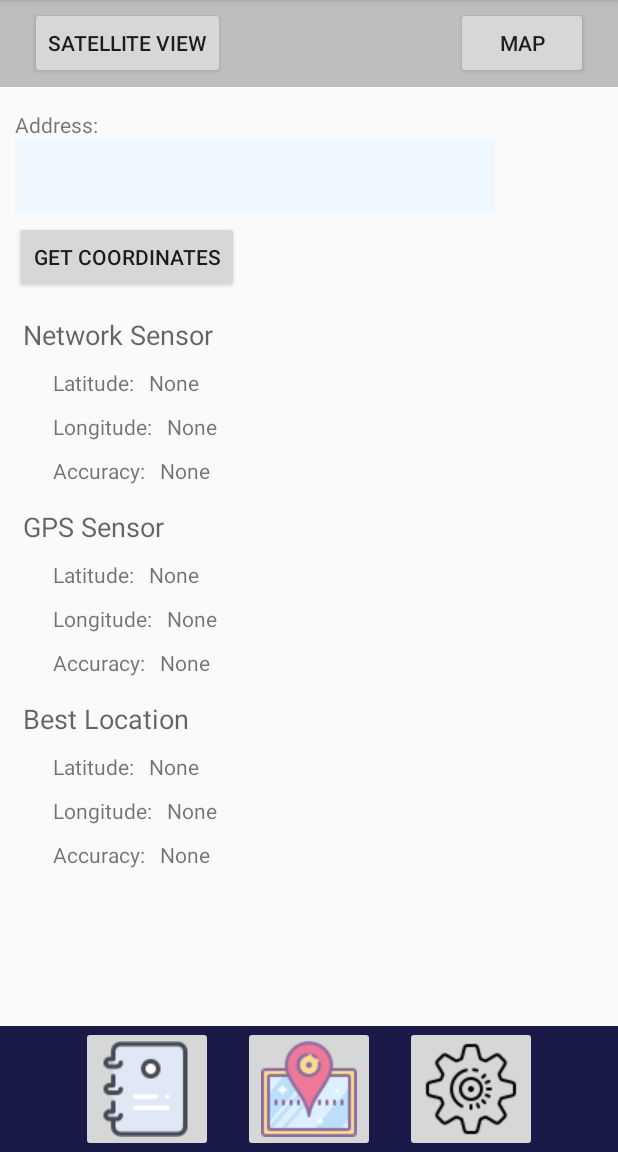
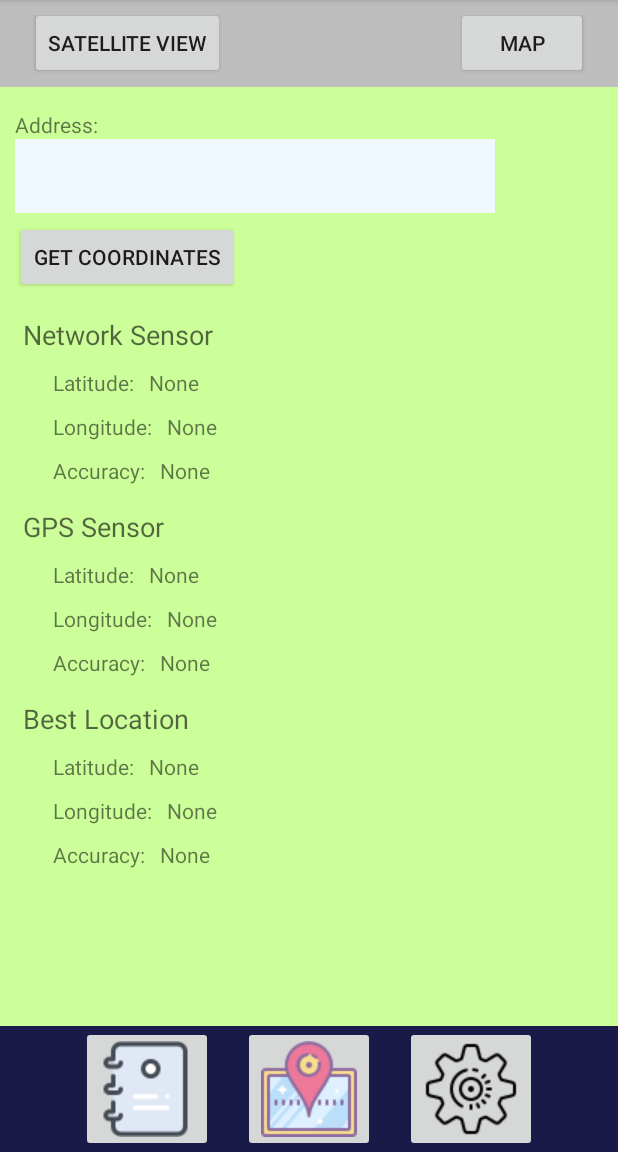
Before and after one commit to pkim17/MyContactList, an Android app: the ContactCoordinateActivity screen opened directly, with no data from a screen before it, on a phone screen of 412 x 824 dp, the part 84-1236 px from its top. Run offline under Robolectric (Android 15) with nearby library versions, the phone set to English and light mode, and no system bars.

```diff
--- a/app/src/main/java/com/example/mycontactlist/ContactCoordinateActivity.java
+++ b/app/src/main/java/com/example/mycontactlist/ContactCoordinateActivity.java
@@ -13,6 +13,7 @@ import android.os.Bundle;
 import android.view.View;
 import android.widget.Button;
 import android.widget.ImageButton;
+import android.widget.ScrollView;
 import android.widget.TextView;
 import android.widget.Toast;
 
@@ -41,6 +42,27 @@ public class ContactCoordinateActivity extends AppCompatActivity {
         initGetLocationButton();
         initReturnToMapButton();
 
+
+    }
+
+    @Override
+    public void onResume() {
+        super.onResume();
+
+
+        String setColor = getSharedPreferences("MyContactListPreferences", Context.MODE_PRIVATE)
+                .getString("setcolor", "light green");
+        ScrollView scrollView = (ScrollView) findViewById(R.id.scrollView_Lat_Lng_Acc);
+        if (setColor.equalsIgnoreCase("light green")) {
+            scrollView.setBackgroundResource(R.color.exercise_radio_color_light_green);
+
+        } else if (setColor.equalsIgnoreCase("gold")) {
+            scrollView.setBackgroundResource(R.color.exercise_radio_color_gold);
+
+        } else {
+            scrollView.setBackgroundResource(R.color.exercise_radio_color_light_purple);
+
+        }
 
     }
 
--- a/app/src/main/res/layout/view_lat_lng_acc.xml
+++ b/app/src/main/res/layout/view_lat_lng_acc.xml
@@ -87,6 +87,7 @@
     </RelativeLayout>
 
     <ScrollView
+        android:id="@+id/scrollView_Lat_Lng_Acc"
         android:layout_width="match_parent"
         android:layout_height="wrap_content"
         android:layout_alignParentLeft="true"
```
Also changed, not shown: app/src/main/res/layout/activity_contact_map.xml (+0 -12 lines).
